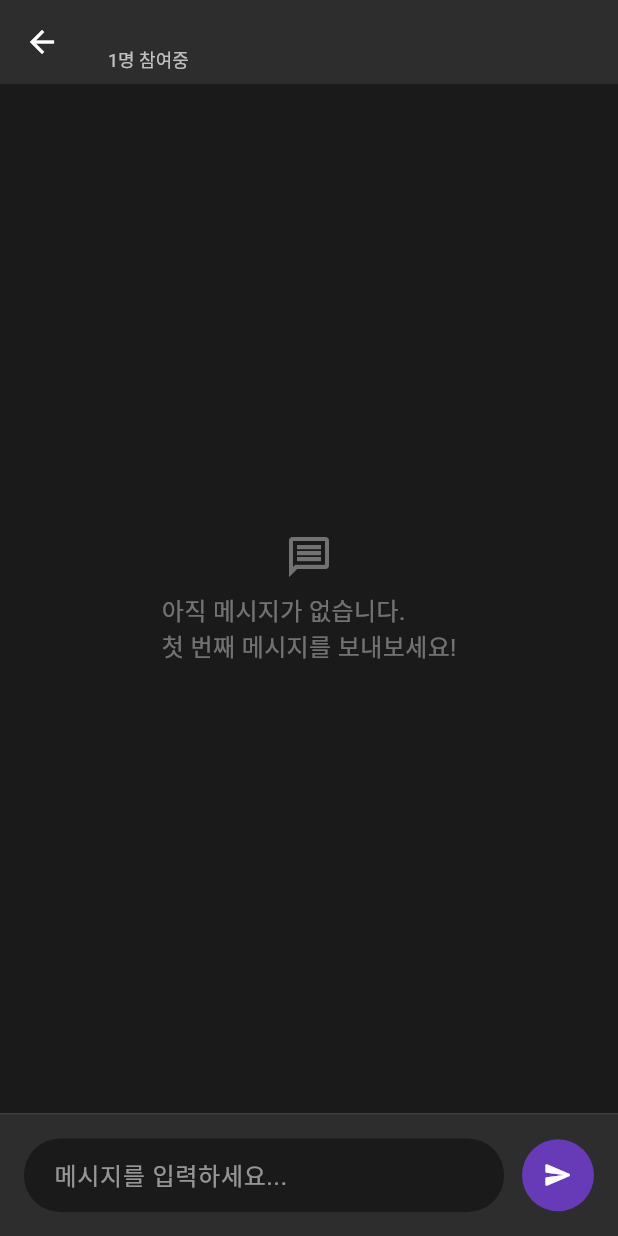
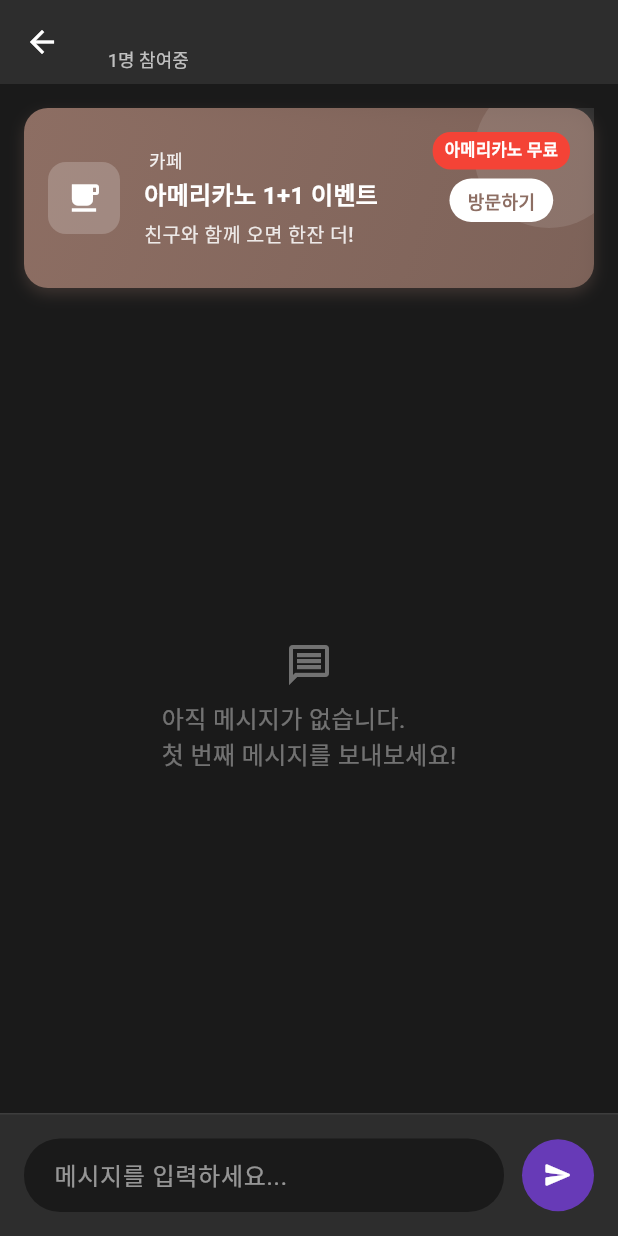
Before and after one commit to wkdwhddn06/now_here, a Flutter app: the ChatScreen screen opened directly with empty values, on a phone screen of 412 x 824 dp. Run offline on Flutter 3.47's test engine with Material 3 defaults, Android fonts, the phone set to English and light mode, and no system bars; our stand-ins replace cached_network_image, cloud_firestore, firebase_ai, firebase_core, firebase_database, geolocator and 2 more; accounts and stored records are empty; network calls fail; Roboto replaces fonts that are missing (Pretendard); project files that could hold a hidden picture were left out.

Commit message:
🚀 Add realistic AI-powered banner ads with Firebase Vertex AI - Real Korean store names, owner messages, enhanced UI with dark theme bottom sheet

```diff
--- a/lib/main.dart
+++ b/lib/main.dart
@@ -2,6 +2,7 @@ import 'package:flutter/material.dart';
 import 'package:firebase_core/firebase_core.dart';
 import 'firebase_options.dart';
 import 'service/user_service.dart';
+import 'service/ai_banner_service.dart';
 import 'ui/main_screen.dart';
 
 void main() async {
@@ -11,6 +12,9 @@ void main() async {
   await Firebase.initializeApp(
     options: DefaultFirebaseOptions.currentPlatform,
   );
+
+  // AI 배너 서비스 초기화
+  AiBannerService().initialize();
 
   // 사용자 초기화
   await UserService().initializeUser();
@@ -25,6 +29,7 @@ class MyApp extends StatelessWidget {
   Widget build(BuildContext context) {
     return MaterialApp(
       title: '지금, 여기',
+      debugShowCheckedModeBanner: false,
       theme: ThemeData.dark().copyWith(
         primaryColor: Colors.deepPurple,
         scaffoldBackgroundColor: const Color(0xFF1a1a1a),
--- /dev/null
+++ b/lib/service/ai_banner_service.dart
@@ -0,0 +1,259 @@
+import 'dart:convert';
+import 'dart:math';
+import 'package:firebase_ai/firebase_ai.dart';
+import 'package:http/http.dart' as http;
+import 'package:flutter/material.dart';
+
+class AiBannerService {
+  static final AiBannerService _instance = AiBannerService._internal();
+  factory AiBannerService() => _instance;
+  AiBannerService._internal();
+
+  late final GenerativeModel _model;
+
+  void initialize() {
+    try {
+      // Firebase Vertex AI 모델 초기화
+      _model = FirebaseAI.googleAI().generativeModel(model: 'gemini-2.0-flash');
+      print('AI 배너 서비스 초기화 완료');
+    } catch (e) {
+      print('AI 배너 서비스 초기화 실패: $e');
+    }
+  }
+
+  Future<BannerAd?> generateLocationBanner(String locationName) async {
+    try {
+      // AI 프롬프트 생성 - 더 구체적이고 효과적인 프롬프트
+      final prompt = '''
+다음 위치 "${locationName}"에 실제로 있을 법한 가게의 매력적인 배너 광고를 JSON 형식으로 생성해 주세요.
+
+실제 가게처럼 생생하게 만들어 주세요:
+- 진짜 있을 법한 한국식 가게 이름
+- 구체적인 할인가격이나 퍼센트
+- 사장님이 직접 쓸 법한 친근한 멘트
+- 실제 영업정보 (시간, 전화번호 뒷자리 등)
+
+반드시 아래 JSON 형식만으로 응답해 주세요:
+{
+  "storeName": "실제 한국 가게 이름 (12자 이내)",
+  "title": "눈에 띄는 광고 제목 (18자 이내)",
+  "subtitle": "구체적인 할인혜택 (30자 이내)",
+  "description": "사장님 멘트나 가게 소개 (45자 이내)",
+  "category": "업종",
+  "color": "#FF5722",
+  "icon": "restaurant",
+  "callToAction": "실제 행동유도 (12자 이내)",
+  "businessInfo": "영업시간이나 연락처 (25자 이내)",
+  "discount": "할인 표시 (15자 이내)",
+  "ownerMessage": "사장님 한마디 (35자 이내)"
+}
+
+업종: 맛집, 카페, 치킨집, 편의점, 미용실, 병원, 약국, 쇼핑, 관광, 숙박
+색상: 업종에 맞는 hex 코드
+아이콘: restaurant, local_cafe, local_hospital, shopping_bag, hotel, store, cut
+
+실제 예시:
+- 가게명: "정미네 손만두", "24시 훼미리마트", "오빠닭갈비 본점"
+- 제목: "점심특가 6,500원!", "1+1 도시락 이벤트", "50% 할인 마지막 기회"
+- 사장님멘트: "30년 전통 비법양념!", "학생할인 1000원 더!", "사장님이 직접 구워드려요"
+- 할인: "런치 2,000원↓", "회원가 30%↓", "오늘만 반값!"
+
+JSON만 출력하세요.
+      ''';
+
+      final content = [Content.text(prompt)];
+      final response = await _model.generateContent(content);
+
+      if (response.text != null && response.text!.isNotEmpty) {
+        print('AI 응답: ${response.text}');
+
+        // JSON 파싱
+        final jsonText = _extractJsonFromResponse(response.text!);
+        final Map<String, dynamic> data = json.decode(jsonText);
+
+        return BannerAd(
+          storeName: data['storeName']?.toString() ?? '${locationName} 맛집',
+          title: data['title']?.toString() ?? '런치특가 6,500원!',
+          subtitle: data['subtitle']?.toString() ?? '오늘만 특별할인 진행중',
+          description: data['description']?.toString() ?? '사장님이 직접 만든 정성가득 요리',
+          category: data['category']?.toString() ?? '맛집',
+          color: data['color']?.toString() ?? '#FF5722',
+          icon: data['icon']?.toString() ?? 'restaurant',
+          callToAction: data['callToAction']?.toString() ?? '주문하기',
+          businessInfo: data['businessInfo']?.toString() ?? '영업중 09:00-22:00',
+          discount: data['discount']?.toString() ?? '런치 2,000원↓',
+          ownerMessage: data['ownerMessage']?.toString() ?? '30년 전통 비법양념!',
+          locationName: locationName,
+        );
+      }
+    } catch (e) {
+      print('AI 배너 생성 실패: $e');
+    }
+
+    // 실패 시 기본 배너 반환
+    return _getDefaultBanner(locationName);
+  }
+
+  String _extractJsonFromResponse(String response) {
+    try {
+      // JSON 블록 찾기
+      final jsonStart = response.indexOf('{');
+      final jsonEnd = response.lastIndexOf('}');
+
+      if (jsonStart != -1 && jsonEnd != -1 && jsonEnd > jsonStart) {
+        return response.substring(jsonStart, jsonEnd + 1);
+      }
+
+      // 다른 패턴으로 시도
+      final lines = response.split('\n');
+      final jsonLines = <String>[];
+      bool inJson = false;
+
+      for (final line in lines) {
+        if (line.trim().startsWith('{')) {
+          inJson = true;
+          jsonLines.add(line);
+        } else if (inJson && line.trim().endsWith('}')) {
+          jsonLines.add(line);
+          break;
+        } else if (inJson) {
+          jsonLines.add(line);
+        }
+      }
+
+      if (jsonLines.isNotEmpty) {
+        return jsonLines.join('\n');
+      }
+
+      throw Exception('JSON 형식을 찾을 수 없습니다');
+    } catch (e) {
+      print('JSON 추출 실패: $e');
+      throw Exception('JSON 파싱 실패: $e');
+    }
+  }
+
+  BannerAd _getDefaultBanner(String locationName) {
+    final random = Random();
+    final bannerTemplates = [
+      {
+        'storeName': '${locationName} 맛집',
+        'title': '런치특가 6,500원!',
+        'subtitle': '오늘만 특별할인 진행중',
+        'description': '사장님이 직접 만든 정성가득 한식',
+        'category': '맛집',
+        'color': '#FF5722',
+        'icon': 'restaurant',
+        'callToAction': '주문하기',
+        'businessInfo': '영업중 09:00-22:00',
+        'discount': '런치 2,000원↓',
+        'ownerMessage': '30년 전통 비법양념!'
+      },
+      {
+        'storeName': '${locationName} 카페',
+        'title': '아메리카노 1+1 이벤트',
+        'subtitle': '친구와 함께 오면 한잔 더!',
+        'description': '신선한 원두로 매일 직접 로스팅',
+        'category': '카페',
+        'color': '#8D6E63',
+        'icon': 'local_cafe',
+        'callToAction': '방문하기',
+        'businessInfo': '영업중 07:00-23:00',
+        'discount': '아메리카노 무료',
+        'ownerMessage': '따뜻한 분위기에서 힐링하세요'
+      },
+      {
+        'storeName': '${locationName} 치킨',
+        'title': '후라이드+콜라 15,900원',
+        'subtitle': '바삭바삭 갓 튀긴 치킨!',
+        'description': '주문 즉시 튀겨드리는 신선한 치킨',
+        'category': '치킨집',
+        'color': '#FFA726',
+        'icon': 'restaurant',
+        'callToAction': '주문하기',
+        'businessInfo': '배달 가능 17:00-01:00',
+        'discount': '콜라 무료 증정',
+        'ownerMessage': '치킨은 역시 갓 튀긴게 최고!'
+      },
+    ];
+
+    final template = bannerTemplates[random.nextInt(bannerTemplates.length)];
+
+    return BannerAd(
+      storeName: template['storeName']!,
+      title: template['title']!,
+      subtitle: template['subtitle']!,
+      description: template['description']!,
+      category: template['category']!,
+      color: template['color']!,
+      icon: template['icon']!,
+      callToAction: template['callToAction']!,
+      businessInfo: template['businessInfo']!,
+      discount: template['discount']!,
+      ownerMessage: template['ownerMessage']!,
+      locationName: locationName,
+    );
+  }
+
+  // 여러 배너를 미리 생성하여 캐시
+  Future<List<BannerAd>> generateMultipleBanners(String locationName, {int count = 2}) async {
+    final List<BannerAd> banners = [];
+
+    // AI 생성과 기본 배너를 조합
+    try {
+      final aiBanner = await generateLocationBanner(locationName);
+      if (aiBanner != null) {
+        banners.add(aiBanner);
+      }
+    } catch (e) {
+      print('AI 배너 생성 중 오류: $e');
+    }
+
+    // 추가 배너가 필요한 경우 기본 템플릿 사용
+    while (banners.length < count) {
+      banners.add(_getDefaultBanner(locationName));
+    }
+
+    return banners;
+  }
+}
+
+class BannerAd {
+  final String storeName;
+  final String title;
+  final String subtitle;
+  final String description;
+  final String category;
+  final String color;
+  final String icon;
+  final String callToAction;
+  final String businessInfo;
+  final String discount;
+  final String ownerMessage;
+  final String locationName;
+  final DateTime createdAt;
+
+  BannerAd({
+    required this.storeName,
+    required this.title,
+    required this.subtitle,
+    required this.description,
+    required this.category,
+    required this.color,
+    required this.icon,
+    required this.callToAction,
+    required this.businessInfo,
+    required this.discount,
+    required this.ownerMessage,
+    required this.locationName,
+    DateTime? createdAt,
+  }) : createdAt = createdAt ?? DateTime.now();
+
+  // 색상 문자열을 Color 객체로 변환
+  Color get backgroundColor {
+    try {
+      return Color(int.parse(color.substring(1, 7), radix: 16) + 0xFF000000);
+    } catch (e) {
+      return const Color(0xFF2196F3); // 기본값
+    }
+  }
+}
--- a/lib/ui/chat/chat_screen.dart
+++ b/lib/ui/chat/chat_screen.dart
@@ -7,6 +7,7 @@ import '../../service/user_service.dart';
 import '../widgets/state_widgets.dart';
 import 'widgets/message_bubble.dart';
 import 'widgets/chat_input.dart';
+import 'widgets/ai_banner_widget.dart';
 
 class ChatScreen extends StatefulWidget {
   final ChatRoom chatRoom;
@@ -369,6 +370,10 @@ class _ChatScreenState extends State<ChatScreen> {
       ),
       body: Column(
         children: [
+          // AI 배너 광고 추가
+          AiBannerWidget(
+            locationName: widget.chatRoom.locationName,
+          ),
           Expanded(
             child: _buildMessageList(),
           ),
--- /dev/null
+++ b/lib/ui/chat/widgets/ai_banner_widget.dart
@@ -0,0 +1,435 @@
+import 'package:flutter/material.dart';
+import 'package:cached_network_image/cached_network_image.dart';
+import '../../../service/ai_banner_service.dart';
+
+class AiBannerWidget extends StatefulWidget {
+  final String locationName;
+  final VoidCallback? onTap;
+
+  const AiBannerWidget({
+    super.key,
+    required this.locationName,
+    this.onTap,
+  });
+
+  @override
+  State<AiBannerWidget> createState() => _AiBannerWidgetState();
+}
+
+class _AiBannerWidgetState extends State<AiBannerWidget> {
+  final AiBannerService _bannerService = AiBannerService();
+  BannerAd? _currentBanner;
+  bool _isLoading = true;
+
+  @override
+  void initState() {
+    super.initState();
+    _loadBanner();
+  }
+
+  Future<void> _loadBanner() async {
+    try {
+      // 하나의 배너만 생성
+      final banner = await _bannerService.generateLocationBanner(widget.locationName);
+
+      setState(() {
+        _currentBanner = banner;
+        _isLoading = false;
+      });
+    } catch (e) {
+      print('배너 로딩 실패: $e');
+      setState(() {
+        _isLoading = false;
+      });
+    }
+  }
+
+  @override
+  Widget build(BuildContext context) {
+    if (_isLoading) {
+      return _buildLoadingBanner();
+    }
+
+    if (_currentBanner == null) {
+      return const SizedBox.shrink();
+    }
+
+    return _buildBanner(_currentBanner!);
+  }
+
+  Widget _buildLoadingBanner() {
+    return Container(
+      margin: const EdgeInsets.all(16),
+      height: 120,
+      decoration: BoxDecoration(
+        gradient: LinearGradient(
+          colors: [
+            Colors.grey[300]!,
+            Colors.grey[100]!,
+          ],
+          begin: Alignment.topLeft,
+          end: Alignment.bottomRight,
+        ),
+        borderRadius: BorderRadius.circular(16),
+      ),
+      child: const Center(
+        child: Row(
+          mainAxisAlignment: MainAxisAlignment.center,
+          children: [
+            SizedBox(
+              width: 20,
+              height: 20,
+              child: CircularProgressIndicator(strokeWidth: 2),
+            ),
+            SizedBox(width: 12),
+            Text(
+              'AI로 맞춤 광고를 불러오는 중...',
+              style: TextStyle(
+                color: Colors.black54,
+                fontSize: 14,
+                fontWeight: FontWeight.w500,
+              ),
+            ),
+          ],
+        ),
+      ),
+    );
+  }
+
+  Widget _buildBanner(BannerAd banner) {
+    return Container(
+      margin: const EdgeInsets.fromLTRB(16, 16, 16, 8),
+      child: Material(
+        color: Colors.transparent,
+        child: InkWell(
+          onTap: widget.onTap ?? () => _showBannerDetails(banner),
+          borderRadius: BorderRadius.circular(16),
+          child: Container(
+            height: 120,
+            decoration: BoxDecoration(
+              gradient: LinearGradient(
+                colors: [
+                  banner.backgroundColor,
+                  banner.backgroundColor.withOpacity(0.8),
+                ],
+                begin: Alignment.topLeft,
+                end: Alignment.bottomRight,
+              ),
+              borderRadius: BorderRadius.circular(16),
+              boxShadow: [
+                BoxShadow(
+                  color: banner.backgroundColor.withOpacity(0.3),
+                  blurRadius: 8,
+                  offset: const Offset(0, 4),
+                ),
+              ],
+            ),
+            child: Stack(
+              children: [
+                // 배경 패턴
+                Positioned(
+                  right: -20,
+                  top: -20,
+                  child: Container(
+                    width: 100,
+                    height: 100,
+                    decoration: BoxDecoration(
+                      color: Colors.white.withOpacity(0.1),
+                      shape: BoxShape.circle,
+                    ),
+                  ),
+                ),
+                // 메인 콘텐츠
+                Padding(
+                  padding: const EdgeInsets.all(16),
+                  child: Row(
+                    children: [
+                      // 아이콘
+                      Container(
+                        width: 48,
+                        height: 48,
+                        decoration: BoxDecoration(
+                          color: Colors.white.withOpacity(0.2),
+                          borderRadius: BorderRadius.circular(12),
+                        ),
+                        child: Icon(
+                          _getIconData(banner.icon),
+                          color: Colors.white,
+                          size: 24,
+                        ),
+                      ),
+                      const SizedBox(width: 16),
+                      // 텍스트 콘텐츠
+                      Expanded(
+                        child: Column(
+                          crossAxisAlignment: CrossAxisAlignment.start,
+                          mainAxisAlignment: MainAxisAlignment.center,
+                          children: [
+                            // 가게 이름
+                            Text(
+                              banner.storeName,
+                              style: TextStyle(
+                                color: Colors.white.withOpacity(0.9),
+                                fontSize: 12,
+                                fontWeight: FontWeight.w500,
+                              ),
+                              maxLines: 1,
+                              overflow: TextOverflow.ellipsis,
+                            ),
+                            const SizedBox(height: 2),
+                            // 제목
+                            Text(
+                              banner.title,
+                              style: const TextStyle(
+                                color: Colors.white,
+                                fontSize: 16,
+                                fontWeight: FontWeight.bold,
+                              ),
+                              maxLines: 1,
+                              overflow: TextOverflow.ellipsis,
+                            ),
+                            const SizedBox(height: 4),
+                            // 부제목
+                            Text(
+                              banner.subtitle,
+                              style: TextStyle(
+                                color: Colors.white.withOpacity(0.85),
+                                fontSize: 13,
+                                fontWeight: FontWeight.w500,
+                              ),
+                              maxLines: 1,
+                              overflow: TextOverflow.ellipsis,
+                            ),
+                          ],
+                        ),
+                      ),
+                      // 할인 표시 + CTA 버튼
+                      Column(
+                        children: [
+                          // 할인 표시
+                          Container(
+                            padding: const EdgeInsets.symmetric(
+                              horizontal: 8,
+                              vertical: 4,
+                            ),
+                            decoration: BoxDecoration(
+                              color: Colors.red,
+                              borderRadius: BorderRadius.circular(12),
+                            ),
+                            child: Text(
+                              banner.discount,
+                              style: const TextStyle(
+                                color: Colors.white,
+                                fontSize: 11,
+                                fontWeight: FontWeight.bold,
+                              ),
+                            ),
+                          ),
+                          const SizedBox(height: 6),
+                          // CTA 버튼
+                          Container(
+                            padding: const EdgeInsets.symmetric(
+                              horizontal: 12,
+                              vertical: 6,
+                            ),
+                            decoration: BoxDecoration(
+                              color: Colors.white,
+                              borderRadius: BorderRadius.circular(20),
+                            ),
+                            child: Text(
+                              banner.callToAction,
+                              style: TextStyle(
+                                color: banner.backgroundColor,
+                                fontSize: 12,
+                                fontWeight: FontWeight.w600,
+                              ),
+                            ),
+                          ),
+                        ],
+                      ),
+                    ],
+                  ),
+                ),
+              ],
+            ),
+          ),
+        ),
+      ),
+    );
+  }
+
+  IconData _getIconData(String iconName) {
+    switch (iconName.toLowerCase()) {
+      case 'restaurant':
+        return Icons.restaurant;
+      case 'local_cafe':
+        return Icons.local_cafe;
+      case 'shopping_bag':
+        return Icons.shopping_bag;
+      case 'local_see':
+        return Icons.local_see;
+      case 'star':
+        return Icons.star;
+      case 'favorite':
+        return Icons.favorite;
+      case 'explore':
+        return Icons.explore;
+      case 'local_offer':
+        return Icons.local_offer;
+      case 'store':
+        return Icons.store;
+      case 'local_hospital':
+        return Icons.local_hospital;
+      case 'hotel':
+        return Icons.hotel;
+      case 'cut':
+        return Icons.content_cut;
+      case 'place':
+      default:
+        return Icons.place;
+    }
+  }
+
+  void _showBannerDetails(BannerAd banner) {
+    showModalBottomSheet(
+      context: context,
+      backgroundColor: Colors.transparent,
+      builder: (context) => Container(
+        decoration: const BoxDecoration(
+          color: Colors.black,
+          borderRadius: BorderRadius.vertical(top: Radius.circular(20)),
+        ),
+        padding: const EdgeInsets.all(24),
+        child: Column(
+          mainAxisSize: MainAxisSize.min,
+          crossAxisAlignment: CrossAxisAlignment.start,
+          children: [
+            Row(
+              children: [
+                Icon(
+                  _getIconData(banner.icon),
+                  color: banner.backgroundColor,
+                  size: 32,
+                ),
+                const SizedBox(width: 12),
+                Expanded(
+                  child: Column(
+                    crossAxisAlignment: CrossAxisAlignment.start,
+                    children: [
+                      Text(
+                        banner.title,
+                        style: const TextStyle(
+                          fontSize: 20,
+                          fontWeight: FontWeight.bold,
+                          color: Colors.white,
+                        ),
+                      ),
+                      Text(
+                        banner.category,
+                        style: TextStyle(
+                          color: Colors.grey[400],
+                          fontSize: 14,
+                        ),
+                      ),
+                    ],
+                  ),
+                ),
+              ],
+            ),
+            const SizedBox(height: 16),
+            Text(
+              banner.subtitle,
+              style: const TextStyle(
+                fontSize: 16,
+                fontWeight: FontWeight.w500,
+                color: Colors.white,
+              ),
+            ),
+            const SizedBox(height: 8),
+            Text(
+              banner.description,
+              style: TextStyle(
+                color: Colors.grey[300],
+                fontSize: 14,
+              ),
+            ),
+            const SizedBox(height: 16),
+            // 사장님 메시지
+            Container(
+              width: double.infinity,
+              padding: const EdgeInsets.all(12),
+                              decoration: BoxDecoration(
+                  color: Colors.grey[800],
+                  borderRadius: BorderRadius.circular(8),
+                ),
+              child: Column(
+                crossAxisAlignment: CrossAxisAlignment.start,
+                children: [
+                  Text(
+                    '💬 사장님 한마디',
+                    style: TextStyle(
+                      fontSize: 12,
+                      color: Colors.grey[400],
+                      fontWeight: FontWeight.w500,
+                    ),
+                  ),
+                  const SizedBox(height: 4),
+                  Text(
+                    banner.ownerMessage,
+                    style: const TextStyle(
+                      fontSize: 14,
+                      fontWeight: FontWeight.w500,
+                      fontStyle: FontStyle.italic,
+                      color: Colors.white,
+                    ),
+                  ),
+                ],
+              ),
+            ),
+            const SizedBox(height: 12),
+            // 영업 정보
+            Row(
+              children: [
+                Icon(
+                  Icons.schedule,
+                  size: 16,
+                  color: Colors.grey[400],
+                ),
+                const SizedBox(width: 6),
+                Text(
+                  banner.businessInfo,
+                  style: TextStyle(
+                    color: Colors.grey[400],
+                    fontSize: 13,
+                  ),
+                ),
+              ],
+            ),
+            const SizedBox(height: 24),
+            SizedBox(
+              width: double.infinity,
+              child: ElevatedButton(
+                onPressed: () => Navigator.pop(context),
+                style: ElevatedButton.styleFrom(
+                  backgroundColor: banner.backgroundColor,
+                  foregroundColor: Colors.white,
+                  padding: const EdgeInsets.symmetric(vertical: 12),
+                  shape: RoundedRectangleBorder(
+                    borderRadius: BorderRadius.circular(12),
+                  ),
+                ),
+                child: Text(
+                  banner.callToAction,
+                  style: const TextStyle(
+                    fontSize: 16,
+                    fontWeight: FontWeight.w600,
+                  ),
+                ),
+              ),
+            ),
+          ],
+        ),
+      ),
+    );
+  }
+}
--- a/pubspec.yaml
+++ b/pubspec.yaml
@@ -40,6 +40,10 @@ dependencies:
   geolocator: ^12.0.0
   permission_handler: ^11.3.1
   shared_preferences: ^2.2.2
+  firebase_vertexai: ^0.2.3+4
+  http: ^1.2.2
+  cached_network_image: ^3.4.1
+  firebase_ai: ^2.1.0
 
 dev_dependencies:
   flutter_test:
```
Also changed, not shown: pubspec.lock, 7 other files.
